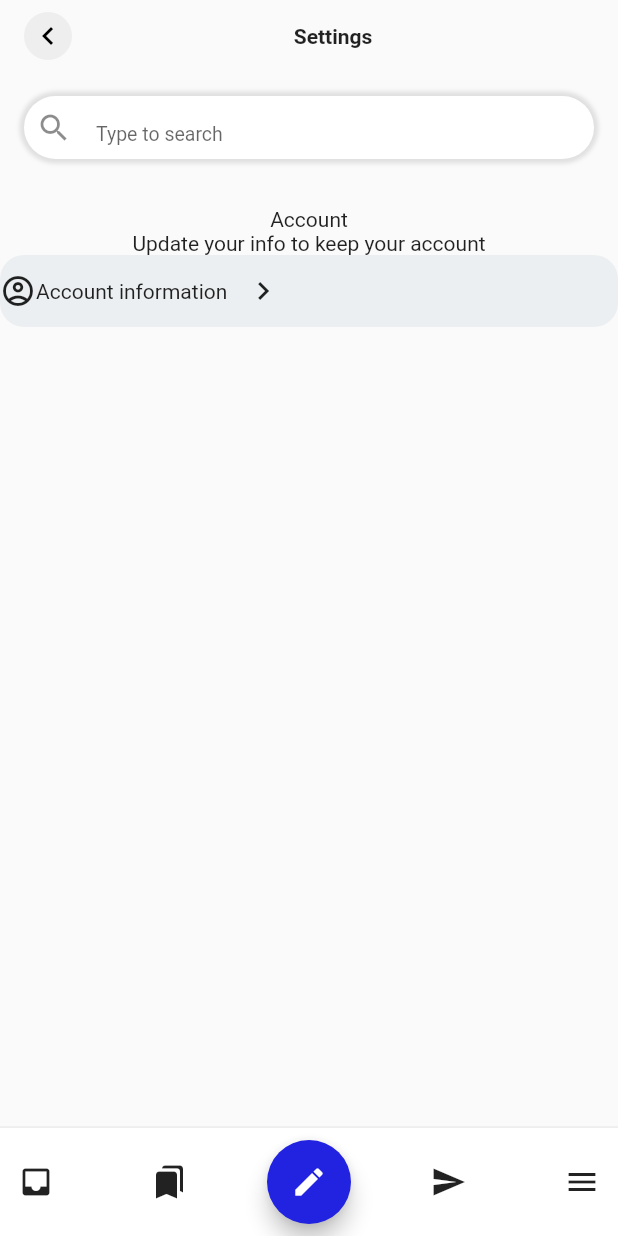
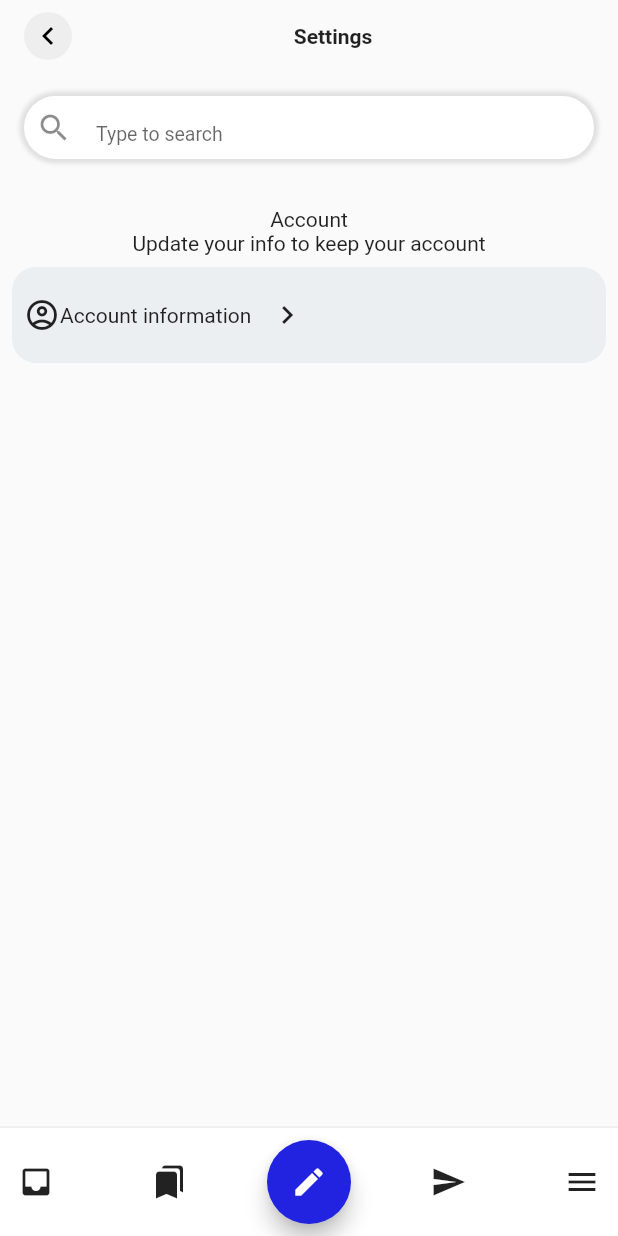
Before and after one commit to JAICHANGPARK/flutter_notebook_17th_story, a Flutter app: the screen it shows after launch, on a phone screen of 412 x 824 dp. Run offline on Flutter 3.47's test engine with Material 2 defaults, Android fonts, the phone set to English and light mode, and no system bars; our stand-ins replace badges, cached_network_image, fl_chart, flutter_riverpod, freezed_annotation, google_fonts and 3 more.

Commit message:
Update account_setting_home_page.dart

```diff
--- a/lib/ep1049_account_settings/src/ui/account_setting_home_page.dart
+++ b/lib/ep1049_account_settings/src/ui/account_setting_home_page.dart
@@ -9,6 +9,7 @@ class AccountSettingHomePage extends StatelessWidget {
       resizeToAvoidBottomInset: false,
       body: SafeArea(
         child: Column(
+          crossAxisAlignment: CrossAxisAlignment.start,
           children: [
             Expanded(
                 child: SingleChildScrollView(
@@ -64,7 +65,10 @@ class AccountSettingHomePage extends StatelessWidget {
                   ),
                   Text("Account"),
                   Text("Update your info to keep your account"),
-                  Container(
+                  Padding(
+                    padding: const EdgeInsets.all(8.0),
+                    child: Container(
+                      padding: EdgeInsets.all(8),
                       decoration: BoxDecoration(color: Colors.blueGrey[50], borderRadius: BorderRadius.circular(16)),
                       child: Column(
                         children: [
@@ -76,6 +80,7 @@ class AccountSettingHomePage extends StatelessWidget {
                             ],
                           )
                         ],
+                      ),
                     ),
                   )
                 ],
```
Lines whose indentation alone changed are shown as unchanged.
